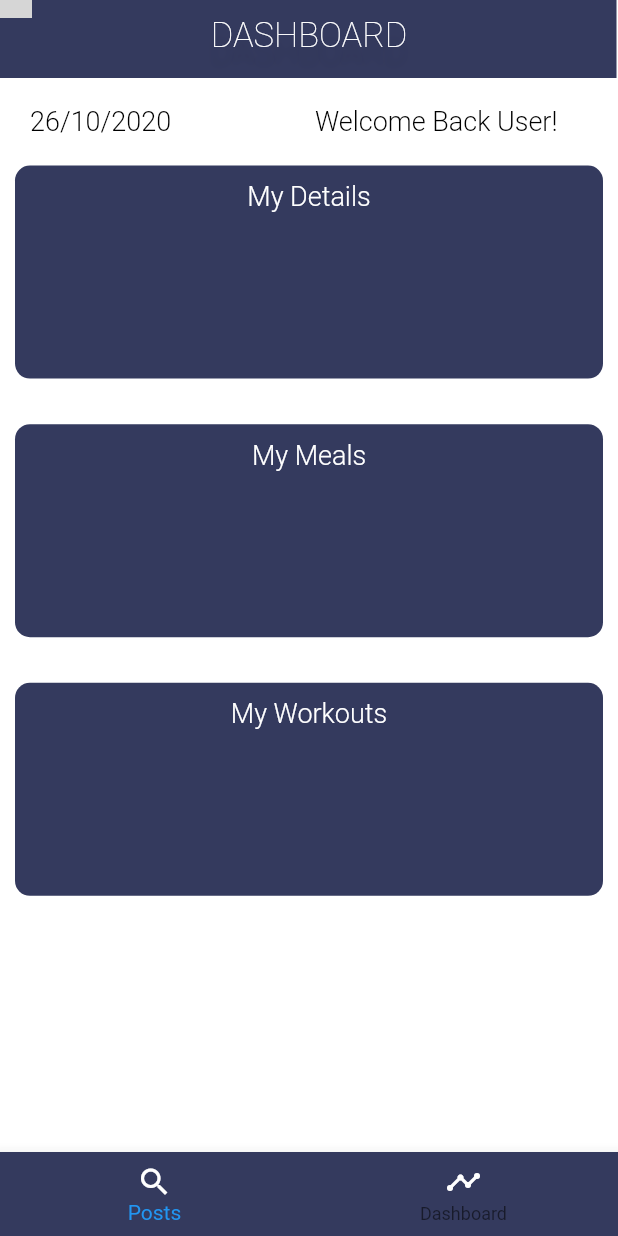
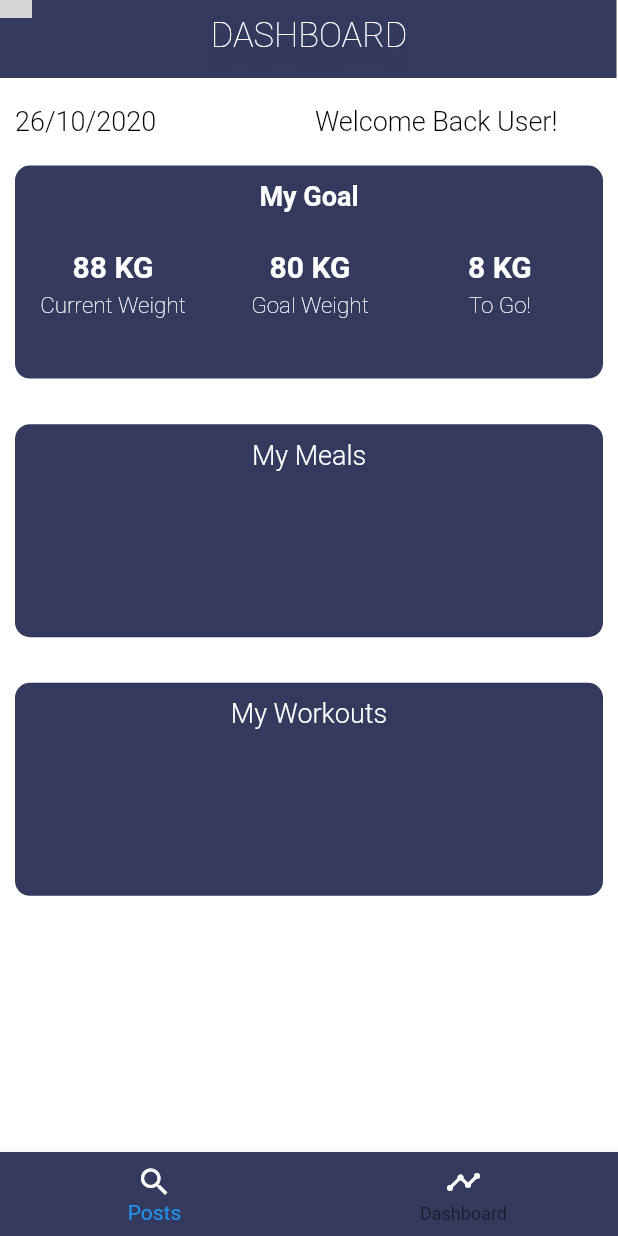
Before and after one commit to RubberDuckDestroyer/Say-No-to-Obese, a Flutter app: the FF_dashboard screen opened directly, on a phone screen of 412 x 824 dp. Run offline on Flutter 3.47's test engine with Material 2 defaults, Android fonts, the phone set to English and light mode, and no system bars; our stand-ins replace carousel_slider, flutter_dotenv, flutter_svg; missing offline and left inert: adobe_xd, dart:ffi, mongo_dart; Roboto replaces fonts that are missing (Montserrat); grey boxes are pictures that could not be loaded.

Commit message:
Fixed bug, Added Goal card on dashboard

```diff
--- a/lib/FF_dashboard.dart
+++ b/lib/FF_dashboard.dart
@@ -71,7 +71,7 @@ class _DashboardPageState extends State<FF_dashboard> {
               ),
             ),
             Container(
-              margin: EdgeInsets.fromLTRB(20, 70.4, 0, 0),
+              margin: EdgeInsets.fromLTRB(10, 70.4, 0, 0),
               child: Text(
                 formatted,
                 style: TextStyle(
@@ -93,17 +93,111 @@ class _DashboardPageState extends State<FF_dashboard> {
                   ),
                   margin: EdgeInsets.fromLTRB(10, 110.4, 10, 0),
                   padding: EdgeInsets.all(10),
-                child: Text(
-                  'My Details',
+                  child: Column(
+                    children: <Widget>[
+                      Text(
+                        'My Goal',
                         style: TextStyle(
                           fontFamily: 'Montserrat',
                           fontSize: 18,
                           color: Colors.white,
-                    fontWeight: FontWeight.w300,
+                          fontWeight: FontWeight.w700,
                         ),
                         textAlign: TextAlign.center,
                       ),
+                      Row(
+                        children: [
+                          Column(children: [
+                            Padding(
+                                padding: EdgeInsets.fromLTRB(5, 25, 0, 0),
+                                child: Text(
+                                  '88 KG',
+                                  style: TextStyle(
+                                    fontFamily: 'Montserrat',
+                                    fontWeight: FontWeight.bold,
+                                    color: Colors.white,
+                                    fontSize: 20,
                                   ),
+                                  textAlign: TextAlign.center,
+                                )),
+                            SizedBox(
+                              height: 5,
+                            ),
+                            Padding(
+                                padding: EdgeInsets.fromLTRB(5, 0, 0, 0),
+                                child: Text(
+                                  'Current Weight ',
+                                  style: TextStyle(
+                                    fontFamily: 'Montserrat',
+                                    fontWeight: FontWeight.w200,
+                                    color: Colors.white,
+                                    fontSize: 15,
+                                  ),
+                                  textAlign: TextAlign.center,
+                                )),
+                          ]),
+                          Column(children: [
+                            Padding(
+                                padding: EdgeInsets.fromLTRB(40, 25, 0, 0),
+                                child: Text(
+                                  '80 KG',
+                                  style: TextStyle(
+                                    fontFamily: 'Montserrat',
+                                    fontWeight: FontWeight.bold,
+                                    color: Colors.white,
+                                    fontSize: 20,
+                                  ),
+                                  textAlign: TextAlign.center,
+                                )),
+                            SizedBox(
+                              height: 5,
+                            ),
+                            Padding(
+                                padding: EdgeInsets.fromLTRB(40, 0, 0, 0),
+                                child: Text(
+                                  'Goal Weight ',
+                                  style: TextStyle(
+                                    fontFamily: 'Montserrat',
+                                    fontWeight: FontWeight.w200,
+                                    color: Colors.white,
+                                    fontSize: 15,
+                                  ),
+                                  textAlign: TextAlign.center,
+                                )),
+                          ]),
+                          Column(children: [
+                            Padding(
+                                padding: EdgeInsets.fromLTRB(63, 25, 0, 0),
+                                child: Text(
+                                  '8 KG',
+                                  style: TextStyle(
+                                    fontFamily: 'Montserrat',
+                                    fontWeight: FontWeight.bold,
+                                    color: Colors.white,
+                                    fontSize: 20,
+                                  ),
+                                  textAlign: TextAlign.center,
+                                )),
+                            SizedBox(
+                              height: 5,
+                            ),
+                            Padding(
+                                padding: EdgeInsets.fromLTRB(63, 0, 0, 0),
+                                child: Text(
+                                  'To Go! ',
+                                  style: TextStyle(
+                                    fontFamily: 'Montserrat',
+                                    fontWeight: FontWeight.w200,
+                                    color: Colors.white,
+                                    fontSize: 15,
+                                  ),
+                                  textAlign: TextAlign.center,
+                                )),
+                          ]),
+                        ],
+                      ),
+                    ],
+                  )),
 
               //----------------------------My Meals------------------------------
               Container(
--- a/lib/FF_posts.dart
+++ b/lib/FF_posts.dart
@@ -25,7 +25,8 @@ class FF_posts extends StatefulWidget {
 }
 
 class _PostsPageState extends State<FF_posts> {
-  int _currentIndex = 0;
+  int _carouselcurrentIndex = 0;
+  int _pageIndex = 0;
 
   List WorkoutList = [Workout1(), Workout2(), Workout3(), Workout4()];
   List MealList = [Meal1(), Meal2(), Meal3(), Meal4()];
@@ -126,7 +127,7 @@ class _PostsPageState extends State<FF_posts> {
             aspectRatio: 2.0,
             onPageChanged: (index, reason) {
               setState(() {
-                _currentIndex = index;
+                _carouselcurrentIndex = index;
               });
             },
           ),
@@ -156,7 +157,7 @@ class _PostsPageState extends State<FF_posts> {
             aspectRatio: 2.0,
             onPageChanged: (index, reason) {
               setState(() {
-                _currentIndex = index;
+                _carouselcurrentIndex = index;
               });
             },
           ),
@@ -186,7 +187,7 @@ class _PostsPageState extends State<FF_posts> {
             aspectRatio: 2.0,
             onPageChanged: (index, reason) {
               setState(() {
-                _currentIndex = index;
+                _carouselcurrentIndex = index;
               });
             },
           ),
@@ -206,7 +207,7 @@ class _PostsPageState extends State<FF_posts> {
       ]),
       bottomNavigationBar: BottomNavigationBar(
         backgroundColor: const Color(0xff343a5e),
-        currentIndex: _currentIndex,
+        currentIndex: _pageIndex,
         items: [
           BottomNavigationBarItem(
             icon: Icon(
@@ -231,7 +232,7 @@ class _PostsPageState extends State<FF_posts> {
         ],
         onTap: (index) {
           setState(() {
-            _currentIndex = index;
+            _pageIndex = index;
             if (index == 1) {
               Navigator.push(context,
                   new MaterialPageRoute(builder: (context) => FF_dashboard()));
```
Lines whose indentation alone changed are shown as unchanged.
